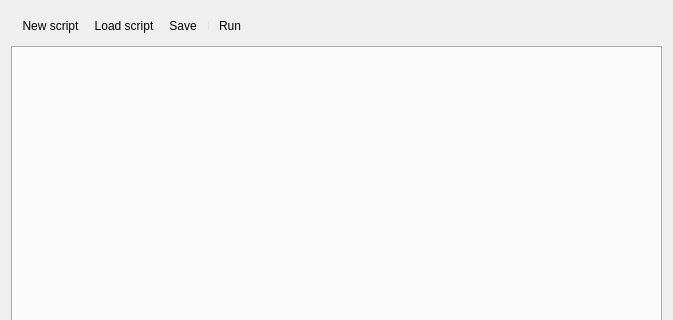
This is src/components/jsscripting/ScriptCollectionDialog.ui in yudjin87/tour_du_monde as Qt 5 draws it before an edit; both pictures show x 0 to 673 and y 0 to 320 of the 673 by 589 pixel window. The edited form follows.
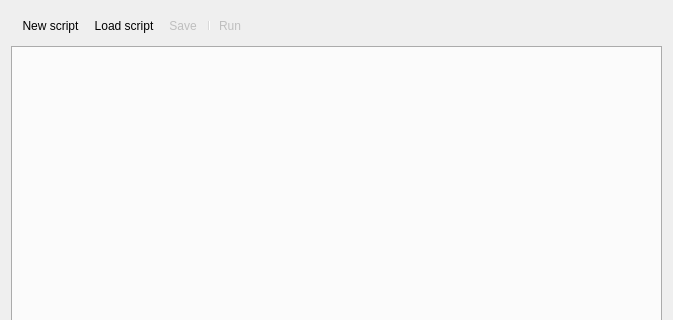
This is the edited form. Icons and pictures are not drawn.

```diff
--- a/src/components/jsscripting/ScriptCollectionDialog.ui
+++ b/src/components/jsscripting/ScriptCollectionDialog.ui
@@ -53,6 +53,9 @@
    </property>
   </action>
   <action name="actionRun">
+   <property name="enabled">
+    <bool>false</bool>
+   </property>
    <property name="icon">
     <iconset resource="jsscripting.qrc">
      <normaloff>:/jsscripting/images/scriptRun.png</normaloff>:/jsscripting/images/scriptRun.png</iconset>
@@ -68,6 +71,9 @@
    </property>
   </action>
   <action name="actionSave">
+   <property name="enabled">
+    <bool>false</bool>
+   </property>
    <property name="icon">
     <iconset resource="jsscripting.qrc">
      <normaloff>:/jsscripting/images/scriptSave.png</normaloff>:/jsscripting/images/scriptSave.png</iconset>
```
Left out of the diff: 9 changed lines with no effect on the pictures.
